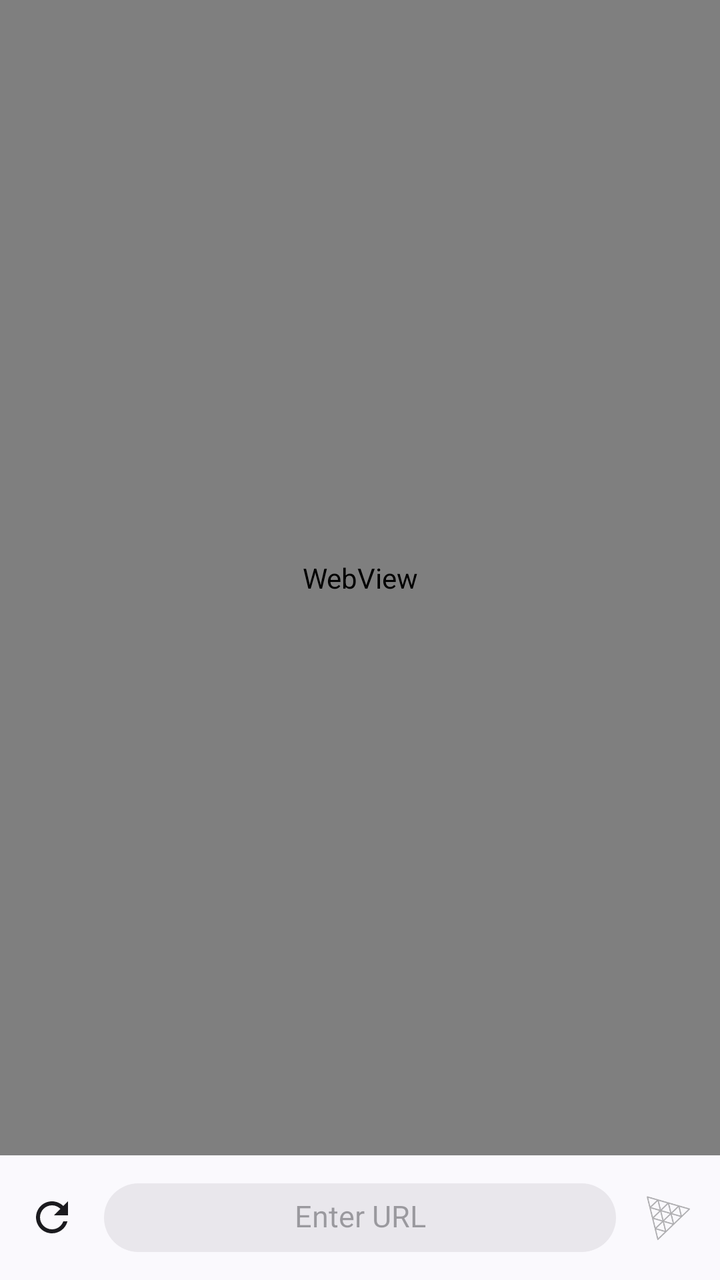
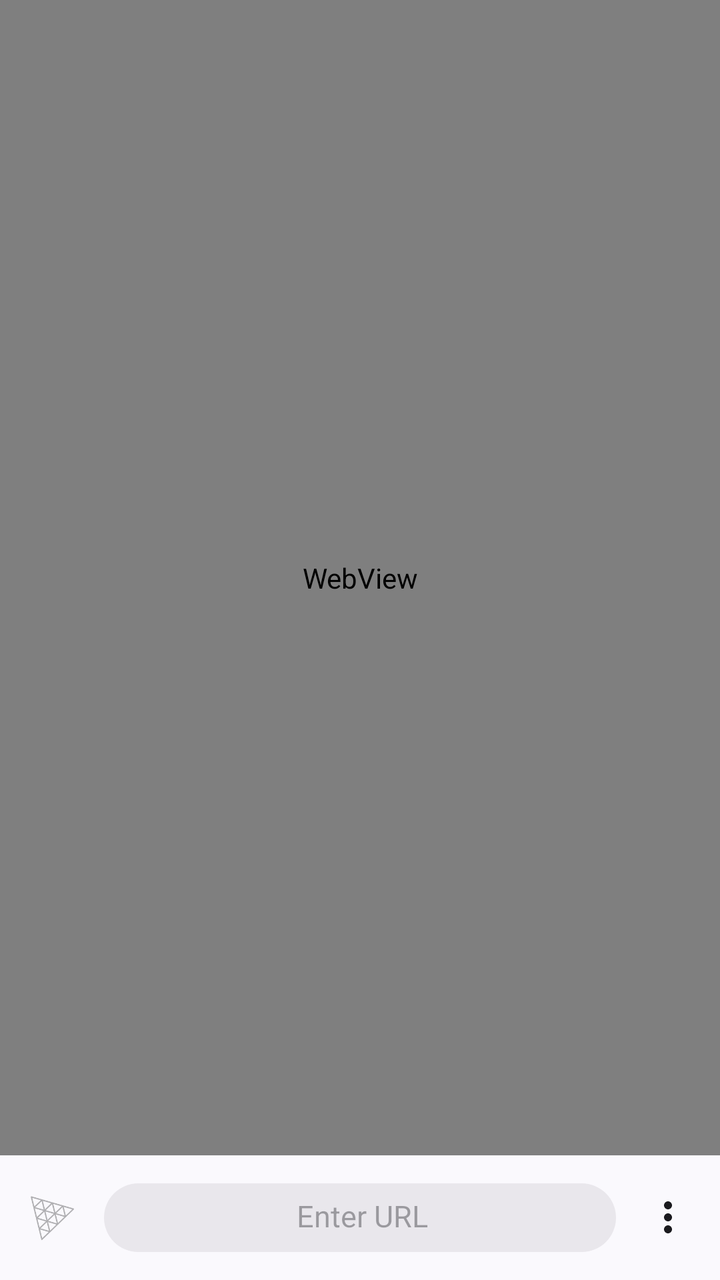

Two renders of the same Android screen: before a commit and after it. Below are the layout's source before the change and the commit's diff.
<!-- AndroidManifest.xml: application theme Theme.ThreeBrowser -->
<!-- res/layout/activity_main.xml -->
<?xml version="1.0" encoding="utf-8"?>
<LinearLayout xmlns:android="http://schemas.android.com/apk/res/android"
    xmlns:app="http://schemas.android.com/apk/res-auto"
    android:layout_width="match_parent"
    android:layout_height="match_parent"
    android:orientation="vertical">

    <WebView
        android:id="@+id/webView"
        android:layout_width="match_parent"
        android:layout_height="0dp"
        android:layout_weight="1"
        android:background="@drawable/webview_rounded"
        android:clipToOutline="true"
        android:outlineProvider="background" />

    <LinearLayout
        android:layout_width="match_parent"
        android:layout_height="wrap_content"
        android:orientation="horizontal"
        android:gravity="center_vertical"
        android:paddingHorizontal="8dp"
        android:paddingTop="14dp"
        android:paddingBottom="14dp"
        android:background="?attr/colorSurface"
        android:clipChildren="false"
        android:clipToPadding="false">

        <ImageButton
            android:id="@+id/reloadButton"
            android:layout_width="24dp"
            android:layout_height="24dp"
            android:layout_marginStart="6dp"
            android:layout_marginEnd="14dp"
            android:scaleType="fitCenter"
            android:src="@drawable/ic_refresh"
            android:background="?attr/selectableItemBackgroundBorderless"
            android:contentDescription="Reload" />

        <EditText
            android:id="@+id/urlBar"
            android:layout_width="0dp"
            android:layout_height="wrap_content"
            android:layout_weight="1"
            android:background="@drawable/url_bar_bubble"
            android:paddingHorizontal="14dp"
            android:paddingTop="6dp"
            android:paddingBottom="8dp"
            android:gravity="center"
            android:hint="@string/url_hint"
            android:inputType="textUri"
            android:imeOptions="actionGo"
            android:singleLine="true"
            android:textSize="15sp"
            android:importantForAutofill="no" />

        <FrameLayout
            android:layout_width="wrap_content"
            android:layout_height="wrap_content"
            android:layout_marginStart="14dp"
            android:layout_marginEnd="6dp"
            android:clipChildren="false"
            android:clipToPadding="false">

            <ImageView
                android:id="@+id/threeLogo"
                android:layout_width="24dp"
                android:layout_height="24dp"
                android:src="@drawable/three_logo"
                android:alpha="0.3"
                android:contentDescription="three.js detection status" />

            <TextView
                android:id="@+id/revisionBadge"
                android:layout_width="wrap_content"
                android:layout_height="wrap_content"
                android:layout_gravity="bottom|center_horizontal"
                android:layout_marginBottom="-5dp"
                android:background="@drawable/revision_badge_bg"
                android:paddingHorizontal="2dp"
                android:paddingVertical="0dp"
                android:textSize="9sp"
                android:textStyle="bold"
                android:textColor="?attr/colorOnPrimary"
                android:includeFontPadding="false"
                android:visibility="invisible" />

        </FrameLayout>

    </LinearLayout>

</LinearLayout>
<!-- resources referenced by this layout -->
<resources>
  <!-- drawable ic_refresh (drawable) -->
  <vector xmlns:android="http://schemas.android.com/apk/res/android"
      android:width="24dp"
      android:height="24dp"
      android:viewportWidth="24"
      android:viewportHeight="24"
      android:tint="?attr/colorOnSurface">
      <path
          android:fillColor="@android:color/white"
          android:pathData="M17.65,6.35C16.2,4.9 14.21,4 12,4c-4.42,0 -7.99,3.58 -7.99,8s3.57,8 7.99,8c3.73,0 6.84,-2.55 7.73,-6h-2.08c-0.82,2.33 -3.04,4 -5.65,4 -3.31,0 -6,-2.69 -6,-6s2.69,-6 6,-6c1.66,0 3.14,0.69 4.22,1.78L13,11h7V4l-2.35,2.35z" />
  </vector>
  <!-- drawable revision_badge_bg (drawable) -->
  <shape xmlns:android="http://schemas.android.com/apk/res/android"
      android:shape="rectangle">
      <solid android:color="?attr/colorPrimary" />
      <corners android:radius="4dp" />
  </shape>
  <!-- drawable three_logo: png bitmap (drawable-night-nodpi, 4770 bytes) -->
  <!-- drawable url_bar_bubble (drawable) -->
  <layer-list xmlns:android="http://schemas.android.com/apk/res/android">
      <item>
          <shape android:shape="rectangle">
              <solid android:color="?attr/colorSurfaceContainerHigh" />
              <corners android:radius="20dp" />
          </shape>
      </item>
      <item android:id="@android:id/progress">
          <clip android:gravity="left">
              <shape android:shape="rectangle">
                  <solid android:color="?attr/colorPrimary" />
                  <corners android:radius="20dp" />
              </shape>
          </clip>
      </item>
  </layer-list>
  <!-- drawable webview_rounded (drawable) -->
  <shape xmlns:android="http://schemas.android.com/apk/res/android"
      android:shape="rectangle">
      <solid android:color="?attr/colorSurface" />
      <corners android:radius="16dp" />
  </shape>
  <string name="url_hint">Enter URL</string>
  <style name="Theme.ThreeBrowser" parent="Theme.Material3.DynamicColors.DayNight.NoActionBar" />
</resources>

<!-- the commit's change to res/layout/activity_main.xml (unified diff, before → after) -->
@@ -26,39 +26,11 @@
         android:clipChildren="false"
         android:clipToPadding="false">
 
-        <ImageButton
-            android:id="@+id/reloadButton"
-            android:layout_width="24dp"
-            android:layout_height="24dp"
-            android:layout_marginStart="6dp"
-            android:layout_marginEnd="14dp"
-            android:scaleType="fitCenter"
-            android:src="@drawable/ic_refresh"
-            android:background="?attr/selectableItemBackgroundBorderless"
-            android:contentDescription="Reload" />
-
-        <EditText
-            android:id="@+id/urlBar"
-            android:layout_width="0dp"
-            android:layout_height="wrap_content"
-            android:layout_weight="1"
-            android:background="@drawable/url_bar_bubble"
-            android:paddingHorizontal="14dp"
-            android:paddingTop="6dp"
-            android:paddingBottom="8dp"
-            android:gravity="center"
-            android:hint="@string/url_hint"
-            android:inputType="textUri"
-            android:imeOptions="actionGo"
-            android:singleLine="true"
-            android:textSize="15sp"
-            android:importantForAutofill="no" />
-
         <FrameLayout
             android:layout_width="wrap_content"
             android:layout_height="wrap_content"
-            android:layout_marginStart="14dp"
-            android:layout_marginEnd="6dp"
+            android:layout_marginStart="6dp"
+            android:layout_marginEnd="14dp"
             android:clipChildren="false"
             android:clipToPadding="false">
 
@@ -87,6 +59,58 @@
 
         </FrameLayout>
 
+        <LinearLayout
+            android:id="@+id/urlBubble"
+            android:layout_width="0dp"
+            android:layout_height="wrap_content"
+            android:layout_weight="1"
+            android:orientation="horizontal"
+            android:gravity="center_vertical"
+            android:background="@drawable/url_bar_bubble"
+            android:paddingStart="14dp"
+            android:paddingEnd="12dp"
+            android:paddingTop="6dp"
+            android:paddingBottom="8dp">
+
+            <EditText
+                android:id="@+id/urlBar"
+                android:layout_width="0dp"
+                android:layout_height="wrap_content"
+                android:layout_weight="1"
+                android:background="@null"
+                android:padding="0dp"
+                android:gravity="center"
+                android:hint="@string/url_hint"
+                android:inputType="textUri"
+                android:imeOptions="actionGo"
+                android:singleLine="true"
+                android:textSize="15sp"
+                android:importantForAutofill="no" />
+
+            <ImageButton
+                android:id="@+id/reloadButton"
+                android:layout_width="24dp"
+                android:layout_height="24dp"
+                android:layout_marginStart="6dp"
+                android:scaleType="fitCenter"
+                android:src="@drawable/ic_refresh"
+                android:background="?attr/selectableItemBackgroundBorderless"
+                android:contentDescription="Reload"
+                android:visibility="gone" />
+
+        </LinearLayout>
+
+        <ImageButton
+            android:id="@+id/settingsButton"
+            android:layout_width="24dp"
+            android:layout_height="24dp"
+            android:layout_marginStart="14dp"
+            android:layout_marginEnd="6dp"
+            android:scaleType="fitCenter"
+            android:src="@drawable/ic_settings"
+            android:background="?attr/selectableItemBackgroundBorderless"
+            android:contentDescription="Settings" />
+
     </LinearLayout>
 
 </LinearLayout>
<!-- resource entries referenced after the edit -->
@@ -10,6 +10,17 @@
       <path
           android:fillColor="@android:color/white"
           android:pathData="M17.65,6.35C16.2,4.9 14.21,4 12,4c-4.42,0 -7.99,3.58 -7.99,8s3.57,8 7.99,8c3.73,0 6.84,-2.55 7.73,-6h-2.08c-0.82,2.33 -3.04,4 -5.65,4 -3.31,0 -6,-2.69 -6,-6s2.69,-6 6,-6c1.66,0 3.14,0.69 4.22,1.78L13,11h7V4l-2.35,2.35z" />
+  </vector>
+  <!-- drawable ic_settings (drawable) -->
+  <vector xmlns:android="http://schemas.android.com/apk/res/android"
+      android:width="24dp"
+      android:height="24dp"
+      android:viewportWidth="24"
+      android:viewportHeight="24"
+      android:tint="?attr/colorOnSurface">
+      <path
+          android:fillColor="@android:color/white"
+          android:pathData="M12,8c1.1,0 2,-0.9 2,-2s-0.9,-2 -2,-2 -2,0.9 -2,2 0.9,2 2,2zm0,2c-1.1,0 -2,0.9 -2,2s0.9,2 2,2 2,-0.9 2,-2 -0.9,-2 -2,-2zm0,6c-1.1,0 -2,0.9 -2,2s0.9,2 2,2 2,-0.9 2,-2 -0.9,-2 -2,-2z" />
   </vector>
   <!-- drawable revision_badge_bg (drawable) -->
   <shape xmlns:android="http://schemas.android.com/apk/res/android"
